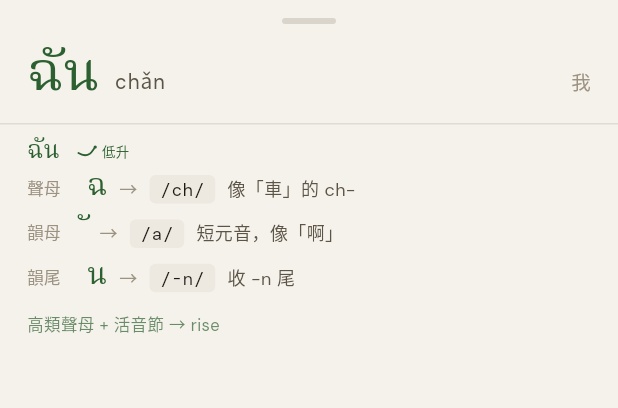
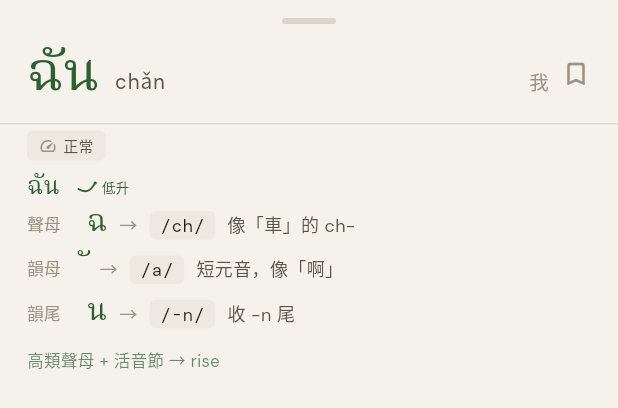
Before and after one commit to ryvn-dev/thai-yu, a Flutter app: the PronunciationCard widget shown alone on an empty page, opened directly with sample values from the repository, on a phone screen of 412 x 824 dp. Shown: the top 408 px of the screen. Run offline on Flutter 3.47's test engine with Material 3 defaults, Android fonts, the phone set to English and light mode, and no system bars; our stand-ins replace drift, flutter_riverpod, flutter_secure_storage, flutter_tts, freezed_annotation, go_router and 4 more; accounts and stored records are empty; generated files the repository leaves out were written again; Roboto replaces fonts that are missing (Noto Serif Thai); statements that could not run were skipped.

Commit message:
feat: per-syllable TTS and speed control in pronunciation card
- Tap individual syllable headers to hear pronunciation in isolation
- Add TtsSpeed enum (normal/slow/very slow) with cycle toggle
- TtsSpeedNotifier persisted via SharedPreferences
- Speed badge shown in pronunciation card header

```diff
--- a/lib/data/datasources/tts_service.dart
+++ b/lib/data/datasources/tts_service.dart
@@ -2,8 +2,20 @@ import 'dart:async';
 
 import 'package:flutter_tts/flutter_tts.dart';
 import 'package:riverpod_annotation/riverpod_annotation.dart';
+import 'package:shared_preferences/shared_preferences.dart';
 
 part 'tts_service.g.dart';
+
+/// TTS speech rate presets.
+enum TtsSpeed {
+  normal(0.45, '正常'),
+  slow(0.3, '慢速'),
+  verySlow(0.15, '極慢');
+
+  const TtsSpeed(this.rate, this.label);
+  final double rate;
+  final String label;
+}
 
 class TtsService {
   TtsService() {
@@ -12,10 +24,13 @@ class TtsService {
 
   final FlutterTts _tts = FlutterTts();
   late final Future<void> _ready;
+  TtsSpeed _speed = TtsSpeed.normal;
+
+  TtsSpeed get speed => _speed;
 
   Future<void> _init() async {
     await _tts.setLanguage('th-TH');
-    await _tts.setSpeechRate(0.4);
+    await _tts.setSpeechRate(_speed.rate);
     await _tts.setVolume(1.0);
     await _tts.setPitch(1.0);
     // iOS: ensure shared audio session allows playback
@@ -23,6 +38,12 @@ class TtsService {
       IosTextToSpeechAudioCategory.playback,
       [IosTextToSpeechAudioCategoryOptions.defaultToSpeaker],
     );
+  }
+
+  Future<void> setSpeed(TtsSpeed speed) async {
+    _speed = speed;
+    await _ready;
+    await _tts.setSpeechRate(speed.rate);
   }
 
   Future<void> speak(String text) async {
@@ -40,9 +61,38 @@ class TtsService {
   }
 }
 
+const _kTtsSpeedKey = 'tts_speed';
+
 @Riverpod(keepAlive: true)
 TtsService ttsService(TtsServiceRef ref) {
   final service = TtsService();
   ref.onDispose(service.dispose);
   return service;
 }
+
+@riverpod
+class TtsSpeedNotifier extends _$TtsSpeedNotifier {
+  @override
+  TtsSpeed build() {
+    _loadFromPrefs();
+    return TtsSpeed.normal;
+  }
+
+  Future<void> _loadFromPrefs() async {
+    final prefs = await SharedPreferences.getInstance();
+    final idx = prefs.getInt(_kTtsSpeedKey) ?? 0;
+    if (idx < TtsSpeed.values.length) {
+      final speed = TtsSpeed.values[idx];
+      state = speed;
+      await ref.read(ttsServiceProvider).setSpeed(speed);
+    }
+  }
+
+  Future<void> cycle() async {
+    final next = TtsSpeed.values[(state.index + 1) % TtsSpeed.values.length];
+    state = next;
+    await ref.read(ttsServiceProvider).setSpeed(next);
+    final prefs = await SharedPreferences.getInstance();
+    await prefs.setInt(_kTtsSpeedKey, next.index);
+  }
+}
--- a/lib/features/analysis/presentation/widgets/pronunciation_card.dart
+++ b/lib/features/analysis/presentation/widgets/pronunciation_card.dart
@@ -1,8 +1,11 @@
+import 'dart:convert';
+
 import 'package:flutter/material.dart';
 import 'package:flutter_riverpod/flutter_riverpod.dart';
 
 import '../../../../config/theme/app_colors.dart';
 import '../../../../config/theme/app_text_styles.dart';
+import '../../../../data/datasources/analysis_cache.dart';
 import '../../../../data/datasources/tts_service.dart';
 import '../../../../data/models/tone_type.dart';
 import '../../../../data/models/word_block.dart';
@@ -110,12 +113,51 @@ class PronunciationCard extends ConsumerWidget {
                 word.gloss,
                 style: const TextStyle(fontSize: 13, color: AppColors.ink3),
               ),
+              const SizedBox(width: 8),
+              _SaveWordButton(word: word),
+            ],
+          ),
+        ),
+
+        // TTS speed toggle
+        Padding(
+          padding: const EdgeInsets.fromLTRB(18, 4, 18, 0),
+          child: Row(
+            children: [
+              Consumer(builder: (context, ref, _) {
+                final speed = ref.watch(ttsSpeedNotifierProvider);
+                return GestureDetector(
+                  onTap: () =>
+                      ref.read(ttsSpeedNotifierProvider.notifier).cycle(),
+                  child: Container(
+                    padding: const EdgeInsets.symmetric(
+                        horizontal: 8, vertical: 3),
+                    decoration: BoxDecoration(
+                      color: AppColors.surface2,
+                      borderRadius: BorderRadius.circular(4),
+                    ),
+                    child: Row(
+                      mainAxisSize: MainAxisSize.min,
+                      children: [
+                        const Icon(Icons.speed_rounded,
+                            size: 12, color: AppColors.ink3),
+                        const SizedBox(width: 4),
+                        Text(
+                          speed.label,
+                          style: const TextStyle(
+                              fontSize: 10, color: AppColors.ink2),
+                        ),
+                      ],
+                    ),
+                  ),
+                );
+              }),
             ],
           ),
         ),
 
         // Per-syllable phoneme breakdown
-        ...word.syllableBreakdowns.map(_buildSyllableSection),
+        ...word.syllableBreakdowns.map((syl) => _buildSyllableSection(syl, ref)),
 
         // Bottom padding
         const SizedBox(height: 12),
@@ -123,7 +165,7 @@ class PronunciationCard extends ConsumerWidget {
     );
   }
 
-  Widget _buildSyllableSection(SyllableBreakdown syl) {
+  Widget _buildSyllableSection(SyllableBreakdown syl, WidgetRef ref) {
     final sylTone = ToneType.values.firstWhere(
       (t) => t.name == syl.tone,
       orElse: () => ToneType.mid,
@@ -152,12 +194,15 @@ class PronunciationCard extends ConsumerWidget {
                   spacing: 5,
                   runSpacing: 4,
                   children: [
-                    // Original spelling
-                    Text(
-                      origThai,
-                      style: AppTextStyles.thaiPhoneme.copyWith(
-                        color: sylTone.color,
-                        fontSize: 16,
+                    // Original spelling — tap to hear this syllable
+                    GestureDetector(
+                      onTap: () => ref.read(ttsServiceProvider).speak(syl.thai),
+                      child: Text(
+                        origThai,
+                        style: AppTextStyles.thaiPhoneme.copyWith(
+                          color: sylTone.color,
+                          fontSize: 16,
+                        ),
                       ),
                     ),
                     // Pronunciation in parentheses (if different)
@@ -307,3 +352,59 @@ class PronunciationCard extends ConsumerWidget {
     );
   }
 }
+
+class _SaveWordButton extends ConsumerStatefulWidget {
+  const _SaveWordButton({required this.word});
+  final WordBlock word;
+
+  @override
+  ConsumerState<_SaveWordButton> createState() => _SaveWordButtonState();
+}
+
+class _SaveWordButtonState extends ConsumerState<_SaveWordButton> {
+  bool _saved = false;
+
+  @override
+  void initState() {
+    super.initState();
+    _checkSaved();
+  }
+
+  Future<void> _checkSaved() async {
+    final db = await ref.read(analysisDatabaseProvider.future);
+    final saved = await db.isWordSaved(widget.word.thai);
+    if (mounted) setState(() => _saved = saved);
+  }
+
+  Future<void> _toggleSave() async {
+    final db = await ref.read(analysisDatabaseProvider.future);
+    if (_saved) {
+      // Find and delete
+      final all = await db.getAllSavedWords();
+      final match = all.where((w) => w.thai == widget.word.thai).firstOrNull;
+      if (match != null) await db.deleteSavedWord(match.id);
+    } else {
+      await db.saveWord(
+        thai: widget.word.thai,
+        roman: widget.word.roman,
+        gloss: widget.word.gloss,
+        toneJson: jsonEncode(widget.word.tones.map((t) => t.name).toList()),
+        sourceText: '',
+        wordJson: jsonEncode(widget.word.toJson()),
+      );
+    }
+    if (mounted) setState(() => _saved = !_saved);
+  }
+
+  @override
+  Widget build(BuildContext context) {
+    return GestureDetector(
+      onTap: _toggleSave,
+      child: Icon(
+        _saved ? Icons.bookmark_rounded : Icons.bookmark_border_rounded,
+        size: 20,
+        color: _saved ? AppColors.ink : AppColors.ink3,
+      ),
+    );
+  }
+}
```
Also changed, not shown: lib/data/datasources/tts_service.g.dart.
